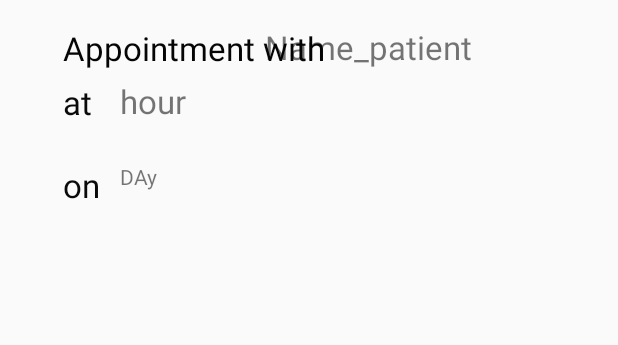
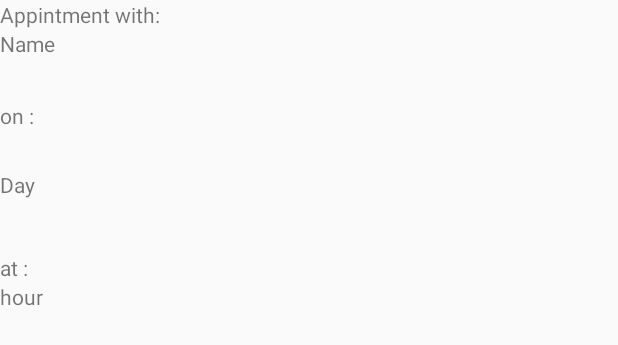
Before and after one commit to marahnairat/HealthCare, an Android app: the layout listview_appointment.xml on its own in the app's theme, with its tools: preview values and no code run, on a phone screen of 412 x 824 dp. Shown: the top 345 px of the screen. Run offline under Robolectric (Android 15) with nearby library versions, the phone set to English and light mode, and no system bars.

Commit message:
design AAPINTMENT  habosha

```diff
--- a/app/src/main/java/com/example/healthcare/AppointmentsAdapter.java
+++ b/app/src/main/java/com/example/healthcare/AppointmentsAdapter.java
@@ -5,10 +5,7 @@ import android.view.LayoutInflater;
 import android.view.View;
 import android.view.ViewGroup;
 import android.widget.ArrayAdapter;
-import android.widget.ImageView;
 import android.widget.TextView;
-
-import com.squareup.picasso.Picasso;
 
 import java.util.ArrayList;
 
@@ -28,7 +25,7 @@ public class AppointmentsAdapter  extends ArrayAdapter<Appointment> {
 
         Appointment appointment= (Appointment) getItem(position);
 
-        TextView docName = (TextView) convertView.findViewById(R.id.Name_text);
+        TextView docName = (TextView) convertView.findViewById(R.id.name_text);
         TextView docDay = (TextView) convertView.findViewById(R.id.day_text);
         TextView docHour = (TextView) convertView.findViewById(R.id.hour_text);
 
--- a/app/src/main/java/com/example/healthcare/doctor_interface.java
+++ b/app/src/main/java/com/example/healthcare/doctor_interface.java
@@ -27,7 +27,7 @@ public class doctor_interface   extends AppCompatActivity {
         final FragmentTransaction fragmentTransaction = fragmentManager.beginTransaction();
         final doctor_appointment_fragment myFragment = new doctor_appointment_fragment();
         txt1 = (TextView) findViewById(R.id.textView);
-        txt2 = (TextView) findViewById(R.id.name);
+        txt2 = (TextView) findViewById(R.id.name_text);
         txt3 = (TextView) findViewById(R.id.address);
         picker = (DatePicker) findViewById(R.id.datePicker1);
         button = (Button) findViewById(R.id.button);
--- a/app/src/main/res/layout/activity_doctor_interface.xml
+++ b/app/src/main/res/layout/activity_doctor_interface.xml
@@ -70,7 +70,7 @@
     </FrameLayout>
 
     <TextView
-        android:id="@+id/name"
+        android:id="@+id/name_text"
         android:layout_width="203dp"
         android:layout_height="52dp"
         android:layout_alignParentStart="true"
--- a/app/src/main/res/layout/listview_appointment.xml
+++ b/app/src/main/res/layout/listview_appointment.xml
@@ -1,99 +1,41 @@
 <?xml version="1.0" encoding="utf-8"?>
-<androidx.constraintlayout.widget.ConstraintLayout
-    xmlns:android="http://schemas.android.com/apk/res/android"
-    xmlns:app="http://schemas.android.com/apk/res-auto"
-    xmlns:tools="http://schemas.android.com/tools"
-    android:layout_width="match_parent"
-    android:layout_height="match_parent"
-    >
+<LinearLayout xmlns:android="http://schemas.android.com/apk/res/android"
+    android:layout_width="fill_parent"
+    android:layout_height="fill_parent"
+    android:orientation="vertical" >
 
     <TextView
-        android:id="@+id/textView13"
-        android:layout_width="180dp"
-        android:layout_height="32dp"
-        android:text="Appointment with  "
-        android:textColor="#050505"
-        app:layout_constraintBottom_toBottomOf="parent"
-        app:layout_constraintEnd_toEndOf="parent"
-        app:layout_constraintHorizontal_bias="0.181"
-        app:layout_constraintStart_toStartOf="parent"
-        app:layout_constraintTop_toTopOf="parent"
-        app:layout_constraintVertical_bias="0.022"
-        android:textSize="22dp"
-        />
+        android:layout_width="270dp"
+        android:layout_height="wrap_content"
+        android:text="Appintment with:" />
 
     <TextView
-        android:id="@+id/textView15"
-        android:layout_width="46dp"
-        android:layout_height="32dp"
-        android:text="at"
-        android:textColor="#0B0A0A"
-        app:layout_constraintBottom_toBottomOf="parent"
-        app:layout_constraintEnd_toEndOf="parent"
-        app:layout_constraintHorizontal_bias="0.115"
-        app:layout_constraintStart_toStartOf="parent"
-        app:layout_constraintTop_toTopOf="parent"
-        app:layout_constraintVertical_bias="0.067"
-        android:textSize="22dp"
-
-        />
+        android:id="@+id/name_text"
+        android:layout_width="275dp"
+        android:layout_height="48dp"
+        android:text="Name" />
 
     <TextView
-        android:id="@+id/textView18"
-        android:layout_width="46dp"
-        android:layout_height="32dp"
-        android:text="on"
-        android:textColor="#0B0A0A"
-        app:layout_constraintBottom_toBottomOf="parent"
-        app:layout_constraintEnd_toEndOf="parent"
-        app:layout_constraintHorizontal_bias="0.115"
-        app:layout_constraintStart_toStartOf="parent"
-        app:layout_constraintTop_toTopOf="parent"
-        app:layout_constraintVertical_bias="0.137"
-        android:textSize="22dp"
 
-        />
-
-    <TextView
-        android:id="@+id/Name_text"
-        android:layout_width="167dp"
-        android:layout_height="28dp"
-        android:text="Name_patient"
-        app:layout_constraintBottom_toBottomOf="parent"
-        app:layout_constraintEnd_toEndOf="parent"
-        app:layout_constraintHorizontal_bias="0.721"
-        app:layout_constraintStart_toStartOf="parent"
-        app:layout_constraintTop_toTopOf="parent"
-        app:layout_constraintVertical_bias="0.021"
-        android:textSize="22dp"
-
-        />
+        android:layout_width="101dp"
+        android:layout_height="46dp"
+        android:text="on :" />
 
     <TextView
         android:id="@+id/day_text"
-        android:layout_width="167dp"
-        android:layout_height="28dp"
-        android:text="DAy"
-        app:layout_constraintBottom_toBottomOf="parent"
-        app:layout_constraintEnd_toEndOf="parent"
-        app:layout_constraintHorizontal_bias="0.327"
-        app:layout_constraintStart_toStartOf="parent"
-        app:layout_constraintTop_toTopOf="parent"
-        app:layout_constraintVertical_bias="0.136" />
+        android:layout_width="268dp"
+        android:layout_height="55dp"
+        android:text="Day" />
+
+    <TextView
+        android:layout_width="270dp"
+        android:layout_height="wrap_content"
+        android:text="at :" />
 
     <TextView
         android:id="@+id/hour_text"
-        android:layout_width="167dp"
-        android:layout_height="28dp"
-        android:text="hour"
-        app:layout_constraintBottom_toBottomOf="parent"
-        app:layout_constraintEnd_toEndOf="parent"
-        app:layout_constraintHorizontal_bias="0.327"
-        app:layout_constraintStart_toStartOf="parent"
-        app:layout_constraintTop_toTopOf="parent"
-        app:layout_constraintVertical_bias="0.066"
-        android:textSize="22dp"
+        android:layout_width="272dp"
+        android:layout_height="67dp"
+        android:text="hour" />
 
-        />
-
-</androidx.constraintlayout.widget.ConstraintLayout>
+</LinearLayout>
```
